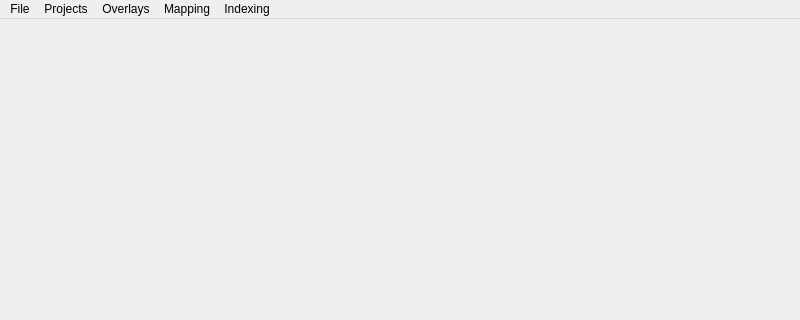
The window that polylaue/ui/resources/ui/main_window.ui (PolyLaue/PolyLaue) describes before a commit, drawn with Qt 5; both pictures show x 0 to 800 and y 0 to 320 of the 800 by 600 pixel window.
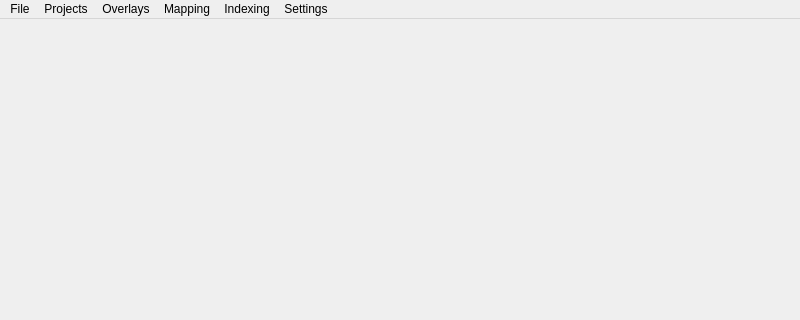
The same window after the commit.

Commit message:
Add additional background subtraction settings
This adds the ability to right-click the image view and set the current
image as the background for either the series or the entire section.

It also adds the ability to auto-level the histogram.

And, it adds the ability to toggle on/off background subtraction for the
view (it is enabled by default).

Diff of the .ui file:
```diff
--- a/polylaue/ui/resources/ui/main_window.ui
+++ b/polylaue/ui/resources/ui/main_window.ui
@@ -75,11 +75,18 @@
     </property>
     <addaction name="action_select_indexing_points"/>
    </widget>
+   <widget class="QMenu" name="menu_settings">
+    <property name="title">
+     <string>Settings</string>
+    </property>
+    <addaction name="action_apply_background_subtraction"/>
+   </widget>
    <addaction name="menu_file"/>
    <addaction name="menu_projects"/>
    <addaction name="menu_overlays"/>
    <addaction name="menu_mapping"/>
    <addaction name="menu_indexing"/>
+   <addaction name="menu_settings"/>
   </widget>
   <widget class="QStatusBar" name="status_bar"/>
   <action name="action_open_series">
```
Left out of the diff: 11 changed lines with no effect on the pictures. The commit also changes 3 other files.
